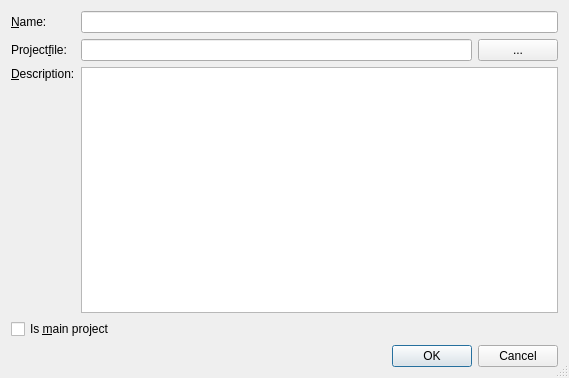
This is MultiProject/AddProjectDialog.ui in testmana2/test as Qt 5 draws it before an edit. The edited form follows.
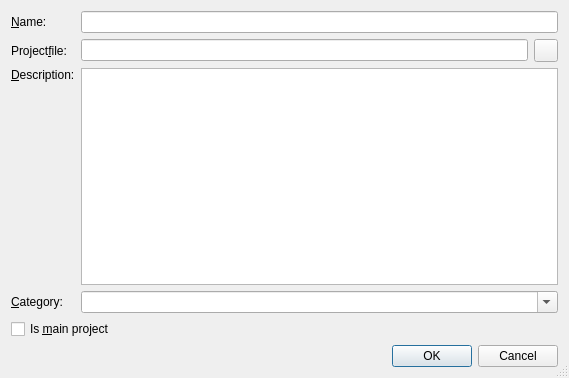
This is the edited form.

Patch:
```diff
--- a/MultiProject/AddProjectDialog.ui
+++ b/MultiProject/AddProjectDialog.ui
@@ -16,9 +16,7 @@
   <property name="sizeGripEnabled">
    <bool>true</bool>
   </property>
-  <layout class="QVBoxLayout">
-   <item>
-    <layout class="QGridLayout">
+  <layout class="QGridLayout" name="gridLayout">
      <item row="0" column="0">
       <widget class="QLabel" name="label">
        <property name="text">
@@ -54,13 +52,10 @@
       </widget>
      </item>
      <item row="1" column="2">
-      <widget class="QPushButton" name="fileButton">
+    <widget class="QToolButton" name="fileButton">
        <property name="toolTip">
         <string>Select the project file via a file selection dialog</string>
        </property>
-       <property name="text">
-        <string>...</string>
-       </property>
       </widget>
      </item>
      <item row="2" column="0">
@@ -89,7 +84,27 @@
        </property>
       </widget>
      </item>
-     <item row="3" column="0" colspan="3">
+   <item row="3" column="0">
+    <widget class="QLabel" name="label_4">
+     <property name="text">
+      <string>&amp;Category:</string>
+     </property>
+     <property name="buddy">
+      <cstring>categoryComboBox</cstring>
+     </property>
+    </widget>
+   </item>
+   <item row="3" column="1" colspan="2">
+    <widget class="QComboBox" name="categoryComboBox">
+     <property name="toolTip">
+      <string>Select a project category</string>
+     </property>
+     <property name="editable">
+      <bool>true</bool>
+     </property>
+    </widget>
+   </item>
+   <item row="4" column="0" colspan="3">
       <widget class="QCheckBox" name="masterCheckBox">
        <property name="toolTip">
         <string>Select to make this project the main project</string>
@@ -99,9 +114,7 @@
        </property>
       </widget>
      </item>
-    </layout>
-   </item>
-   <item>
+   <item row="5" column="0" colspan="3">
     <widget class="QDialogButtonBox" name="buttonBox">
      <property name="orientation">
       <enum>Qt::Horizontal</enum>
```
Left out of the diff: 1 changed line with no effect on the pictures. Lines whose indentation alone changed are shown as unchanged.
